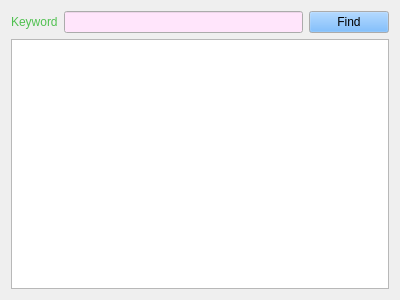
Before: the Qt Designer form TextFinder_tutorial/textfinder.ui in dmgleichman/qt_calc, drawn with Qt 5.
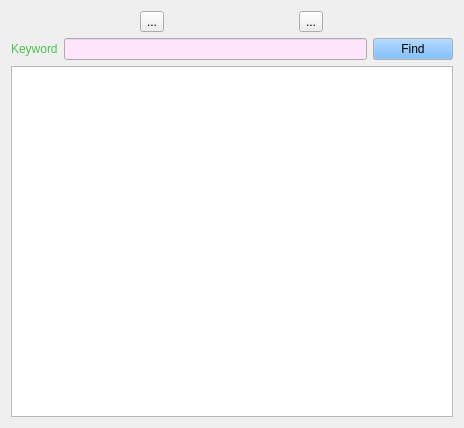
After: the same form once the commit is applied.

Commit message: Back to Getting Started Widgets tutorial

What changed in the file:
```diff
--- a/TextFinder_tutorial/textfinder.ui
+++ b/TextFinder_tutorial/textfinder.ui
@@ -6,14 +6,34 @@
    <rect>
     <x>0</x>
     <y>0</y>
-    <width>400</width>
-    <height>300</height>
+    <width>464</width>
+    <height>428</height>
    </rect>
   </property>
   <property name="windowTitle">
    <string>TextFinder</string>
   </property>
+  <layout class="QHBoxLayout" name="horizontalLayout_3">
+   <item>
   <layout class="QVBoxLayout" name="verticalLayout">
+     <item>
+      <layout class="QHBoxLayout" name="horizontalLayout_2">
+       <item>
+        <widget class="QToolButton" name="toolAButton">
+         <property name="text">
+          <string>...</string>
+         </property>
+        </widget>
+       </item>
+       <item>
+        <widget class="QToolButton" name="toolBButton">
+         <property name="text">
+          <string>...</string>
+         </property>
+        </widget>
+       </item>
+      </layout>
+     </item>
    <item>
     <layout class="QHBoxLayout" name="horizontalLayout">
      <item>
@@ -77,7 +97,7 @@
           <colorrole role="Text">
            <brush brushstyle="SolidPattern">
             <color alpha="200">
-             <red>255</red>
+               <red>0</red>
              <green>0</green>
              <blue>0</blue>
             </color>
@@ -115,7 +135,7 @@
           <colorrole role="Text">
            <brush brushstyle="SolidPattern">
             <color alpha="200">
-             <red>255</red>
+               <red>0</red>
              <green>0</green>
              <blue>0</blue>
             </color>
@@ -263,6 +283,8 @@
    </item>
    <item>
     <widget class="QTextEdit" name="textEdit"/>
+     </item>
+    </layout>
    </item>
   </layout>
  </widget>
```
Lines whose indentation alone changed are shown as unchanged. The commit also changes 3 other files.
